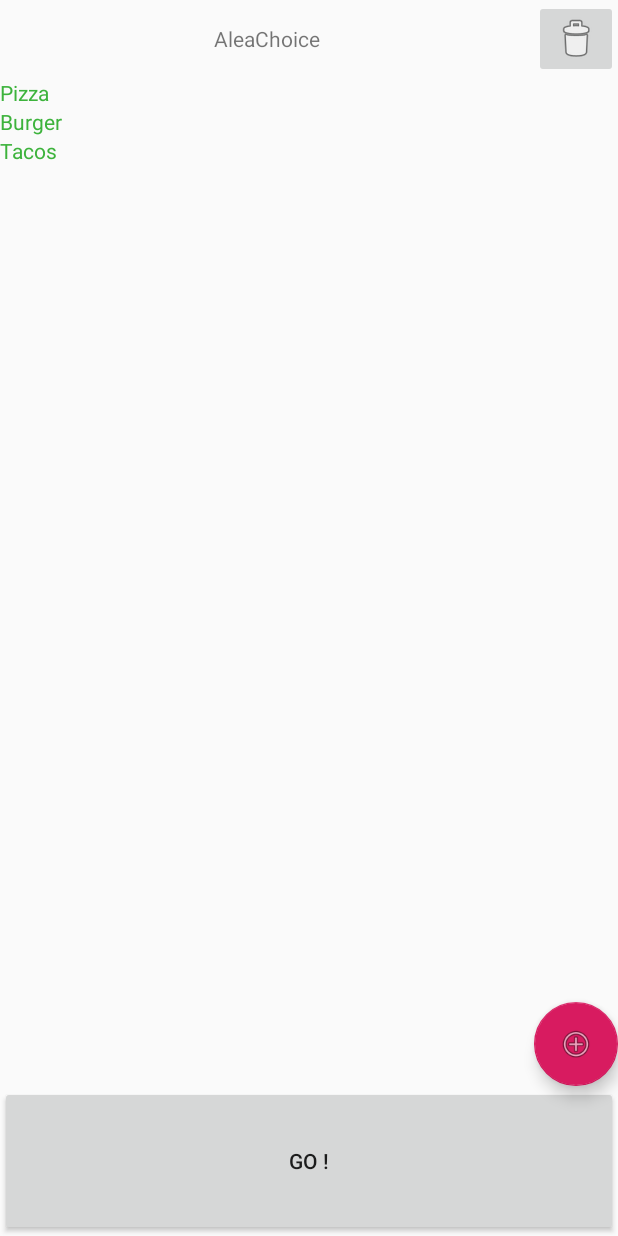
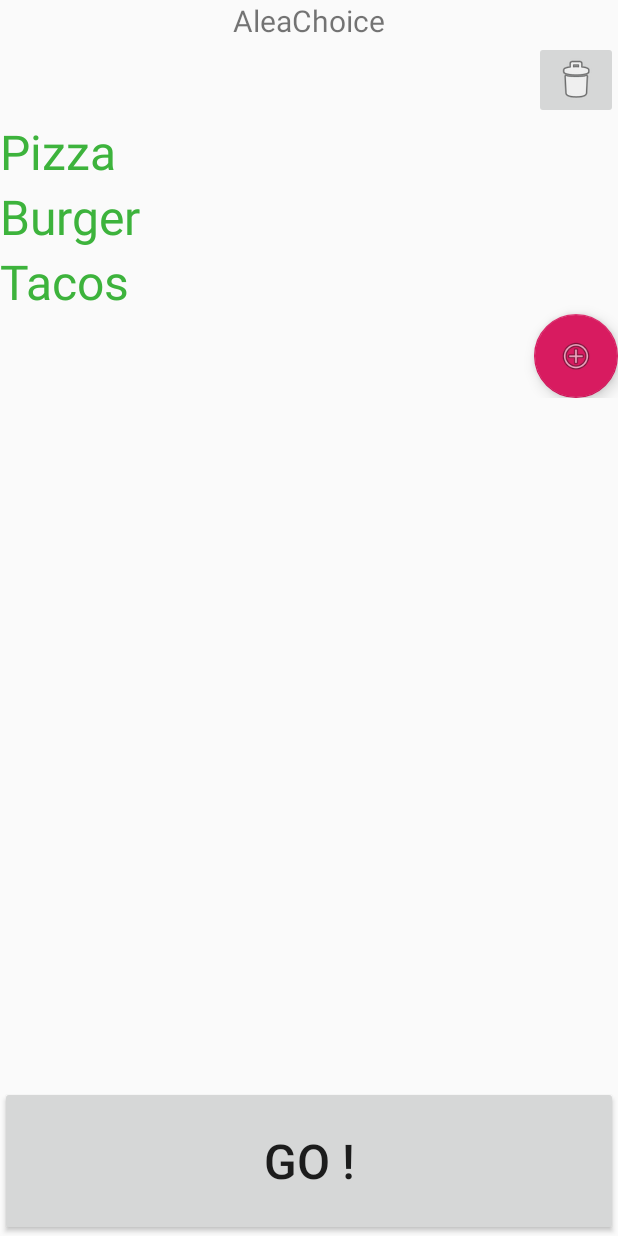
Before and after one commit to Owasana/Aleachoice, an Android app: the screen it shows after launch (MainActivity), on a phone screen of 412 x 824 dp. Run offline under Robolectric (Android 15) with nearby library versions, the phone set to English and light mode, and no system bars.

Commit message:
Ajout de fragment pour l'ajout et la suppression d'élements.

```diff
--- a/app/build.gradle
+++ b/app/build.gradle
@@ -23,6 +23,7 @@ dependencies {
     implementation fileTree(dir: 'libs', include: ['*.jar'])
     implementation 'androidx.appcompat:appcompat:1.0.2'
     implementation 'androidx.constraintlayout:constraintlayout:1.1.3'
+    implementation 'androidx.legacy:legacy-support-v4:1.0.0'
     testImplementation 'junit:junit:4.12'
     androidTestImplementation 'androidx.test:runner:1.1.1'
     androidTestImplementation 'androidx.test.espresso:espresso-core:3.1.1'
--- a/app/src/main/java/com/example/aleachoice/MainActivity.java
+++ b/app/src/main/java/com/example/aleachoice/MainActivity.java
@@ -1,45 +1,29 @@
 package com.example.aleachoice;
 
 import androidx.appcompat.app.AppCompatActivity;
-import androidx.recyclerview.widget.LinearLayoutManager;
-import androidx.recyclerview.widget.RecyclerView;
+import androidx.fragment.app.FragmentManager;
+import androidx.fragment.app.FragmentTransaction;
 
-import android.app.AlertDialog;
-import android.content.DialogInterface;
 import android.content.Intent;
+import android.net.Uri;
 import android.os.Bundle;
-import android.view.Gravity;
-import android.view.LayoutInflater;
 import android.view.View;
 import android.widget.Button;
-import android.widget.PopupWindow;
-import android.widget.TextView;
 
-import com.google.android.material.floatingactionbutton.FloatingActionButton;
-
-import org.w3c.dom.Text;
-
-import java.io.BufferedReader;
 import java.io.FileInputStream;
 import java.io.FileOutputStream;
-import java.io.InputStreamReader;
 import java.io.ObjectInputStream;
 import java.io.ObjectOutputStream;
 
 import model.Collection;
 import model.Item;
-import view.ItemAdapter;
+import view.AddItemFragment;
+import view.BasicItemFragment;
+import view.DeleteItemFragment;
 
-public class MainActivity extends AppCompatActivity {
-    private RecyclerView recyclerView;
-    private RecyclerView.Adapter mAdapter;
-    private RecyclerView.LayoutManager layoutManager;
+public class MainActivity extends AppCompatActivity implements BasicItemFragment.OnFragmentInteractionListener {
     private Collection collection;
     private Button go_button;
-    private FloatingActionButton add_button;
-    private AlertDialog.Builder builder;
-    private AlertDialog dialog;
-    private TextView add_text;
 
     private final static String CHOICE_STORAGE = "choice.data";
 
@@ -69,13 +53,9 @@ public class MainActivity extends AppCompatActivity {
             collection.addItem(item3);
         }
 
-        recyclerView = findViewById(R.id.recycler_view);
-
-        layoutManager = new LinearLayoutManager(this);
-        recyclerView.setLayoutManager(layoutManager);
-
-        mAdapter = new ItemAdapter(collection);
-        recyclerView.setAdapter(mAdapter);
+        if (savedInstanceState == null) {
+            switchAdd();
+        }
 
         go_button = findViewById(R.id.go_button);
         go_button.setOnClickListener(new View.OnClickListener() {
@@ -86,32 +66,6 @@ public class MainActivity extends AppCompatActivity {
                 startActivity(intent);
             }
         });
-
-        builder = new AlertDialog.Builder(this);
-        LayoutInflater inflater = getLayoutInflater();
-
-        View dialogView = inflater.inflate(R.layout.add_dialog, null);
-        add_text = dialogView.findViewById(R.id.add_text);
-
-        builder.setView(dialogView)
-                .setPositiveButton(R.string.ok, new DialogInterface.OnClickListener() {
-                    @Override
-                    public void onClick(DialogInterface dialog, int id) {
-                        Item item = new Item(add_text.getText().toString());
-                        collection.addItem(item);
-                    }
-                });
-
-        dialog = builder.create();
-
-        add_button = findViewById(R.id.add_button);
-        add_button.setOnClickListener(new View.OnClickListener() {
-            @Override
-            public void onClick(View v) {
-                dialog.show();
-            }
-        });
-
     }
 
     @Override
@@ -144,4 +98,18 @@ public class MainActivity extends AppCompatActivity {
 
         }
     }
+
+    // Changement vers le fragment de suppression
+    @Override
+    public void switchDelete() {
+        DeleteItemFragment fragment = DeleteItemFragment.newInstance(collection);
+        getSupportFragmentManager().beginTransaction().replace(R.id.fragment_container, fragment).commit();
+    }
+
+    // Changement vers le fragment d'ajout
+    @Override
+    public void switchAdd() {
+        AddItemFragment fragment = AddItemFragment.newInstance(collection);
+        getSupportFragmentManager().beginTransaction().replace(R.id.fragment_container, fragment).commit();
+    }
 }
--- a/app/src/main/java/com/example/aleachoice/ResultActivity.java
+++ b/app/src/main/java/com/example/aleachoice/ResultActivity.java
@@ -10,7 +10,6 @@ import android.view.animation.LinearInterpolator;
 import android.widget.Button;
 import android.widget.TextView;
 
-import java.io.Serializable;
 import java.util.ArrayList;
 import java.util.Comparator;
 
@@ -20,6 +19,7 @@ import model.Item;
 import model.Maze;
 import model.Pion;
 import model.Solver;
+import view.MazeView;
 
 public class ResultActivity extends AppCompatActivity {
     private Collection collection;
@@ -62,7 +62,7 @@ public class ResultActivity extends AppCompatActivity {
         class ItemSolve {
             public Solver.Path path;
             public Item item;
-        };
+        }
         ArrayList<ItemSolve> results = new ArrayList<>();
 
         Exit exit = new Exit(MAZE_WIDTH / 2, MAZE_HEIGHT / 2);
@@ -93,6 +93,7 @@ public class ResultActivity extends AppCompatActivity {
             }
         });
 
+        // Création de chemin coloré par la couleur de l'item
         ArrayList<MazeView.ColoredPath> coloredPaths = new ArrayList<>();
         for (ItemSolve result : results) {
             coloredPaths.add(new MazeView.ColoredPath(result.path, result.item.color()));
--- a/app/src/main/java/model/Collection.java
+++ b/app/src/main/java/model/Collection.java
@@ -10,7 +10,7 @@ public class Collection extends Observable implements Serializable {
     private Random m_random;
 
     public Collection() {
-        m_items = new ArrayList<Item>();
+        m_items = new ArrayList<>();
         m_random = new Random();
     }
 
@@ -40,4 +40,13 @@ public class Collection extends Observable implements Serializable {
 
         return pick;
     }
+
+    /** Déplace le contenu d'une collection sur une autre
+     *
+     * @param other La collection déplacé, inutilisable par la suite.
+     */
+    public void move(Collection other) {
+        m_items = other.m_items;
+        m_random = other.m_random;
+    }
 }
--- /dev/null
+++ b/app/src/main/java/view/AddItemFragment.java
@@ -0,0 +1,97 @@
+package view;
+
+import android.app.AlertDialog;
+import android.app.Dialog;
+import android.content.DialogInterface;
+import android.os.Bundle;
+
+import androidx.fragment.app.Fragment;
+
+import android.view.LayoutInflater;
+import android.view.View;
+import android.view.ViewGroup;
+import android.widget.Button;
+import android.widget.ImageButton;
+import android.widget.TextView;
+
+import com.example.aleachoice.R;
+import com.google.android.material.floatingactionbutton.FloatingActionButton;
+
+import model.Collection;
+import model.Item;
+
+/**
+ * A simple {@link Fragment} subclass.
+ * Activities that contain this fragment must implement the
+ * {@link AddItemFragment.OnFragmentInteractionListener} interface
+ * to handle interaction events.
+ * Use the {@link AddItemFragment#newInstance} factory method to
+ * create an instance of this fragment.
+ */
+public class AddItemFragment extends BasicItemFragment {
+    private TextView add_text;
+    private FloatingActionButton add_button;
+    private ImageButton delete_button;
+    private Dialog dialog;
+
+    public AddItemFragment() {
+        // Required empty public constructor
+    }
+
+    public static AddItemFragment newInstance(Collection collection) {
+        AddItemFragment fragment = new AddItemFragment();
+        Bundle args = new Bundle();
+        args.putSerializable(COLLECTION_PARAM, collection);
+        fragment.setArguments(args);
+        return fragment;
+    }
+
+    @Override
+    public View onCreateView(LayoutInflater inflater, ViewGroup container,
+                             Bundle savedInstanceState) {
+        // Inflate the layout for this fragment
+        View view = inflater.inflate(R.layout.fragment_add_item, container, false);
+
+        // On ne controlle pas la création du fragment, la collection peut ne pas encore exister.
+        if (collection != null) {
+            super.initView(view, new BasicItemAdapter(collection));
+
+
+            AlertDialog.Builder builder = new AlertDialog.Builder(getContext());
+            //LayoutInflater inflater = getLayoutInflater(); TODO
+
+            View dialogView = inflater.inflate(R.layout.add_dialog, null);
+            add_text = dialogView.findViewById(R.id.add_text);
+
+            builder.setView(dialogView)
+                    .setPositiveButton(R.string.ok, new DialogInterface.OnClickListener() {
+                        @Override
+                        public void onClick(DialogInterface dialog, int id) {
+                            Item item = new Item(add_text.getText().toString());
+                            collection.addItem(item);
+                        }
+                    });
+
+            dialog = builder.create();
+
+            add_button = view.findViewById(R.id.add_button);
+            add_button.setOnClickListener(new View.OnClickListener() {
+                @Override
+                public void onClick(View v) {
+                    dialog.show();
+                }
+            });
+
+
+            delete_button = view.findViewById(R.id.delete_button);
+            delete_button.setOnClickListener(new View.OnClickListener() {
+                @Override
+                public void onClick(View v) {
+                    mListener.switchDelete();
+                }
+            });
+        }
+
+        return view;
+    }
+}
--- a/app/src/main/java/view/ItemAdapter.java
+++ b/app/src/main/java/view/BasicItemAdapter.java
@@ -15,7 +15,7 @@ import java.util.Observer;
 import model.Collection;
 import model.Item;
 
-public class ItemAdapter extends RecyclerView.Adapter<ItemAdapter.ViewHolder> implements Observer {
+public class BasicItemAdapter extends RecyclerView.Adapter<BasicItemAdapter.ViewHolder> implements Observer {
     private Collection m_collection;
 
     public static class ViewHolder extends RecyclerView.ViewHolder {
@@ -27,7 +27,7 @@ public class ItemAdapter extends RecyclerView.Adapter<ItemAdapter.ViewHolder> im
         }
     }
 
-    public ItemAdapter(Collection collection) {
+    public BasicItemAdapter(Collection collection) {
         m_collection = collection;
     }
 
--- /dev/null
+++ b/app/src/main/java/view/BasicItemFragment.java
@@ -0,0 +1,99 @@
+package view;
+
+import android.content.Context;
+import android.net.Uri;
+import android.os.Bundle;
+
+import androidx.fragment.app.Fragment;
+import androidx.recyclerview.widget.LinearLayoutManager;
+import androidx.recyclerview.widget.RecyclerView;
+
+import android.view.View;
+
+import com.example.aleachoice.R;
+
+import model.Collection;
+
+/**
+ * A simple {@link Fragment} subclass.
+ * Activities that contain this fragment must implement the
+ * {@link AddItemFragment.OnFragmentInteractionListener} interface
+ * to handle interaction events.
+ * Use the {@link AddItemFragment#newInstance} factory method to
+ * create an instance of this fragment.
+ */
+public class BasicItemFragment extends Fragment {
+    protected static final String COLLECTION_PARAM = "collection";
+
+    protected Collection collection;
+    protected RecyclerView.Adapter adapter;
+    protected RecyclerView recyclerView;
+    private RecyclerView.LayoutManager layoutManager;
+    protected OnFragmentInteractionListener mListener;
+
+    public BasicItemFragment() {
+        // Required empty public constructor
+    }
+
+    @Override
+    public void onCreate(Bundle savedInstanceState) {
+        super.onCreate(savedInstanceState);
+        setRetainInstance(true);
+
+        if (getArguments() != null) {
+            collection = (Collection) getArguments().getSerializable(COLLECTION_PARAM);
+        }
+    }
+
+    @Override
+    public void onDestroyView() {
+        super.onDestroyView();
+    }
+
+    /** Initialisation de la vue avec un adapter pour la liste d'item
+     *
+     * @param view
+     * @param adapter
+     */
+    protected void initView(View view, RecyclerView.Adapter adapter) {
+        recyclerView = view.findViewById(R.id.item_list);
+
+        layoutManager = new LinearLayoutManager(getContext());
+        recyclerView.setLayoutManager(layoutManager);
+        recyclerView.setAdapter(adapter);
+    }
+
+    @Override
+    public void onAttach(Context context) {
+        super.onAttach(context);
+        if (context instanceof OnFragmentInteractionListener) {
+            mListener = (OnFragmentInteractionListener) context;
+        } else {
+            throw new RuntimeException(context.toString()
+                    + " must implement OnFragmentInteractionListener");
+        }
+    }
+
+    @Override
+    public void onDetach() {
+        super.onDetach();
+        mListener = null;
+    }
+
+    /**
+     * This interface must be implemented by activities that contain this
+     * fragment to allow an interaction in this fragment to be communicated
+     * to the activity and potentially other fragments contained in that
+     * activity.
+     * <p>
+     * See the Android Training lesson <a href=
+     * "http://developer.android.com/training/basics/fragments/communicating.html"
+     * >Communicating with Other Fragments</a> for more information.
+     */
+    public interface OnFragmentInteractionListener {
+        // Changement vers le fragment de suppression
+        void switchDelete();
+        // Changement vers le fragment d'ajout
+        void switchAdd();
+    }
+}
--- a/app/src/main/res/layout/activity_main.xml
+++ b/app/src/main/res/layout/activity_main.xml
@@ -18,40 +18,28 @@
             android:layout_height="match_parent"
             android:layout_weight="1"
             android:gravity="center"
-            android:text="@string/text_name_app" />
+            android:text="@string/app_name"
+            android:textSize="20sp" />
 
-        <ImageButton
-            android:id="@+id/delete_button"
-            android:layout_width="wrap_content"
-            android:layout_height="wrap_content"
-            android:layout_gravity="end"
-            android:contentDescription="@string/delete_button"
-            android:scaleType="center"
-            app:srcCompat="@android:drawable/ic_menu_delete" />
     </LinearLayout>
 
-    <androidx.recyclerview.widget.RecyclerView
-        android:id="@+id/recycler_view"
+    <FrameLayout
+        android:id="@+id/fragment_container"
         android:layout_width="match_parent"
-        android:layout_height="wrap_content" />
+        android:layout_height="wrap_content">
+
+    </FrameLayout>
 
     <Space
         android:layout_width="match_parent"
         android:layout_height="0dp"
         android:layout_weight="1" />
 
-    <com.google.android.material.floatingactionbutton.FloatingActionButton
-        android:id="@+id/add_button"
-        android:layout_width="match_parent"
-        android:layout_height="wrap_content"
-        android:layout_gravity="clip_horizontal|right|center_horizontal|end"
-        android:clickable="true"
-        app:srcCompat="@android:drawable/ic_menu_add" />
-
     <Button
         android:id="@+id/go_button"
         android:layout_width="match_parent"
         android:layout_height="100dp"
-        android:text="@string/go_button" />
+        android:text="@string/go_button"
+        android:textSize="32sp" />
 
 </LinearLayout>
--- /dev/null
+++ b/app/src/main/res/layout/fragment_add_item.xml
@@ -0,0 +1,39 @@
+<FrameLayout xmlns:android="http://schemas.android.com/apk/res/android"
+    xmlns:app="http://schemas.android.com/apk/res-auto"
+    xmlns:tools="http://schemas.android.com/tools"
+    android:layout_width="match_parent"
+    android:layout_height="match_parent"
+    tools:context="view.AddItemFragment">
+
+    <LinearLayout
+        android:layout_width="match_parent"
+        android:layout_height="match_parent"
+        android:orientation="vertical">
+
+        <ImageButton
+            android:id="@+id/delete_button"
+            android:layout_width="wrap_content"
+            android:layout_height="wrap_content"
+            android:layout_gravity="right"
+            android:layout_weight="0"
+            android:src="@android:drawable/ic_menu_delete" />
+
+        <androidx.recyclerview.widget.RecyclerView
+            android:id="@+id/item_list"
+            android:layout_width="match_parent"
+            android:layout_height="wrap_content"
+            android:layout_weight="1">
+
+        </androidx.recyclerview.widget.RecyclerView>
+
+        <com.google.android.material.floatingactionbutton.FloatingActionButton
+            android:id="@+id/add_button"
+            android:layout_width="match_parent"
+            android:layout_height="wrap_content"
+            android:layout_gravity="right"
+            android:clickable="true"
+            android:src="@android:drawable/ic_menu_add" />
+
+    </LinearLayout>
+
+</FrameLayout>
--- a/app/src/main/res/layout/row_layout.xml
+++ b/app/src/main/res/layout/row_layout.xml
@@ -8,5 +8,6 @@
         android:id="@+id/item_name"
         android:layout_width="wrap_content"
         android:layout_height="wrap_content"
-        android:text="TextView" />
+        android:text=""
+        android:textSize="32sp" />
 </RelativeLayout>
--- a/app/src/main/res/values/strings.xml
+++ b/app/src/main/res/values/strings.xml
@@ -1,7 +1,10 @@
 <resources>
     <string name="app_name">AleaChoice</string>
-    <string name="delete_button">suppression</string>
     <string name="go_button">GO !</string>
-    <string name="text_name_app">AleaChoice</string>
     <string name="ok">Valider</string>
+    <string name="restart">Relancer</string>
+
+
+    <!-- TODO: Remove or change this placeholder text -->
+    <string name="hello_blank_fragment">Hello blank fragment</string>
 </resources>
```
Also changed, not shown: app/src/main/java/view/DeleteItemFragment.java (added, +85 -0 lines), app/src/main/java/view/MazeView.java (renamed from app/src/main/java/com/example/aleachoice/MazeView.java, +2 -5 lines), app/src/main/res/layout/activity_result.xml (+5 -3 lines), app/src/main/res/layout/fragment_delete_item.xml (added, +48 -0 lines).
